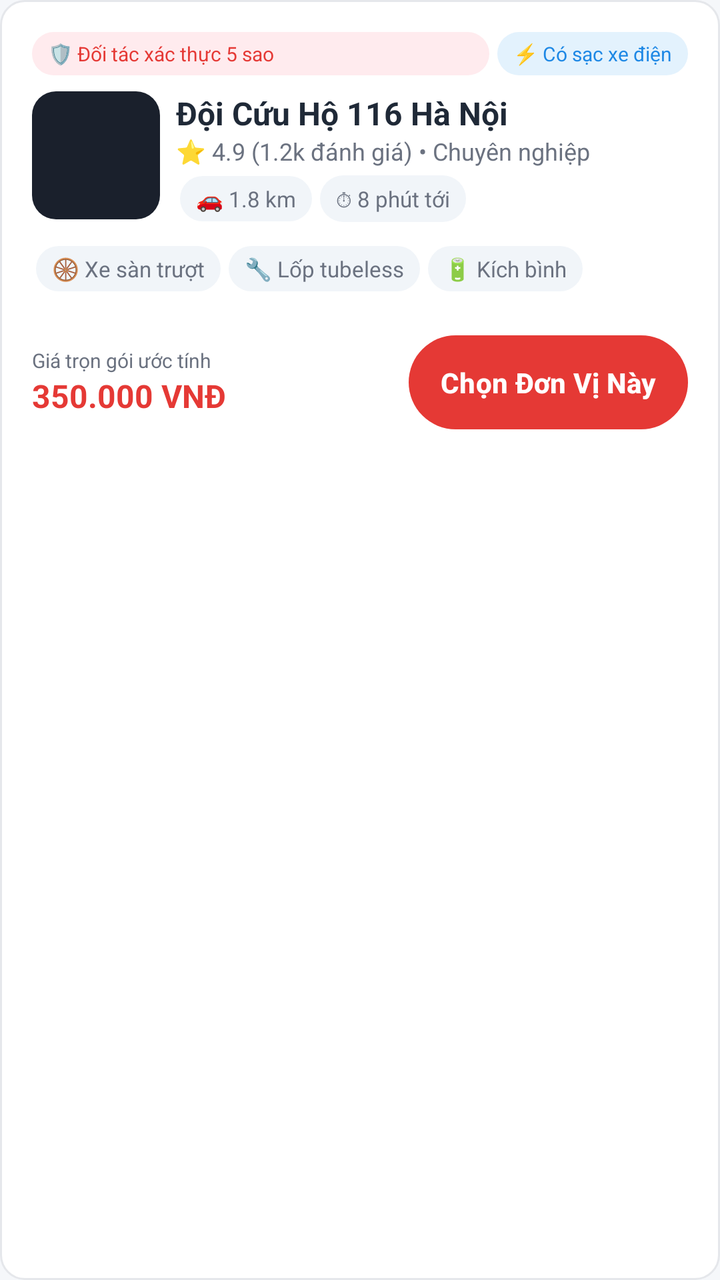
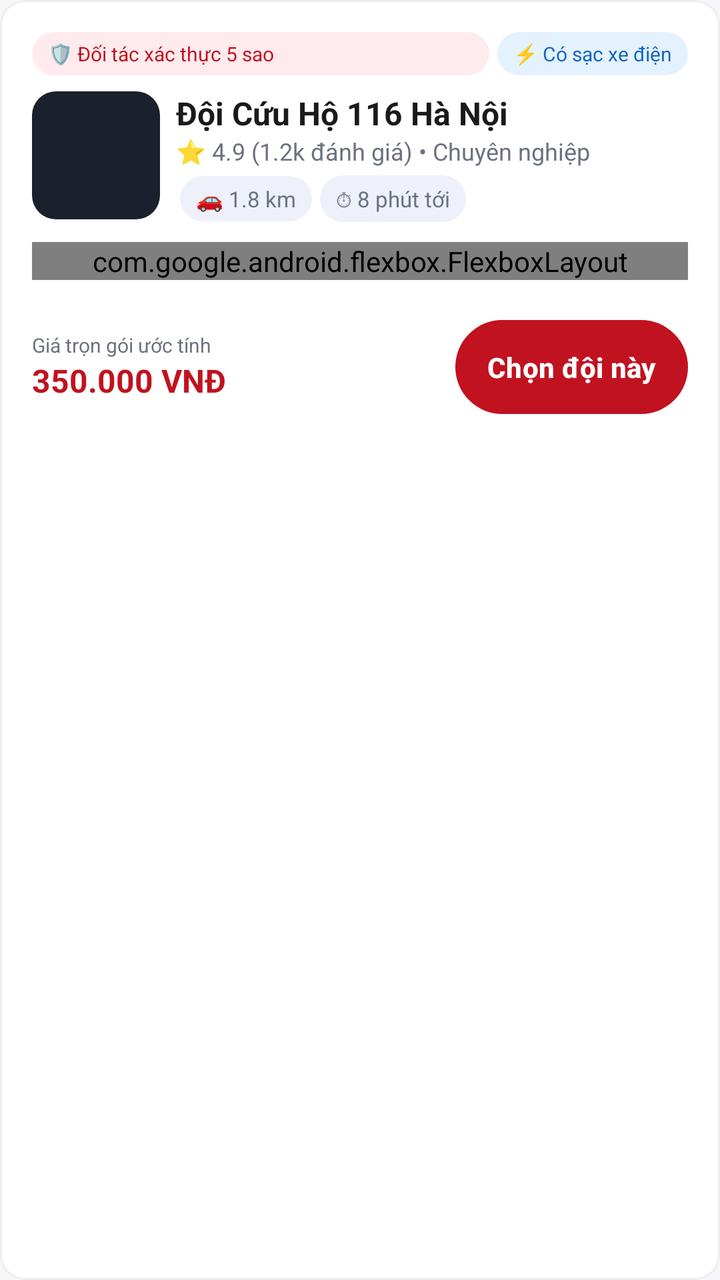

The first picture is an Android layout as it rendered before a commit; the second is the same layout after the commit. The layout source and the unified diff follow.
<!-- AndroidManifest.xml: application theme Theme.CuH247 -->
<!-- res/layout/item_provider.xml -->
<?xml version="1.0" encoding="utf-8"?>
<LinearLayout xmlns:android="http://schemas.android.com/apk/res/android"
    android:layout_width="match_parent"
    android:layout_height="wrap_content"
    android:layout_marginBottom="@dimen/spacing_md"
    android:background="@drawable/bg_rounded_card"
    android:orientation="vertical"
    android:padding="@dimen/spacing_md">

    <LinearLayout
        android:layout_width="match_parent"
        android:layout_height="wrap_content"
        android:orientation="horizontal">

        <TextView
            android:id="@+id/tvVerifiedBadge"
            android:layout_width="0dp"
            android:layout_height="wrap_content"
            android:layout_weight="1"
            android:background="@drawable/bg_pill_red_soft"
            android:paddingHorizontal="@dimen/spacing_sm"
            android:paddingVertical="4dp"
            android:text="🛡 Đối tác xác thực 5 sao"
            android:textColor="@color/red_primary"
            android:textSize="10sp" />

        <TextView
            android:id="@+id/tvExtraBadge"
            android:layout_width="wrap_content"
            android:layout_height="wrap_content"
            android:layout_marginStart="4dp"
            android:background="@drawable/bg_pill_blue_light"
            android:paddingHorizontal="@dimen/spacing_sm"
            android:paddingVertical="4dp"
            android:text="⚡ Có sạc xe điện"
            android:textColor="@color/blue_primary"
            android:textSize="10sp" />
    </LinearLayout>

    <LinearLayout
        android:layout_width="match_parent"
        android:layout_height="wrap_content"
        android:layout_marginTop="@dimen/spacing_sm"
        android:orientation="horizontal">

        <ImageView
            android:id="@+id/ivProviderPhoto"
            android:layout_width="64dp"
            android:layout_height="64dp"
            android:background="@drawable/bg_rounded_dark"
            android:contentDescription="@null"
            android:scaleType="centerCrop" />

        <LinearLayout
            android:layout_width="0dp"
            android:layout_height="wrap_content"
            android:layout_marginStart="@dimen/spacing_sm"
            android:layout_weight="1"
            android:orientation="vertical">

            <TextView
                android:id="@+id/tvProviderName"
                android:layout_width="match_parent"
                android:layout_height="wrap_content"
                android:text="Đội Cứu Hộ 116 Hà Nội"
                android:textColor="@color/text_primary"
                android:textSize="@dimen/text_md"
                android:textStyle="bold" />

            <TextView
                android:id="@+id/tvProviderRatingMeta"
                android:layout_width="match_parent"
                android:layout_height="wrap_content"
                android:text="⭐ 4.9 (1.2k đánh giá) • Chuyên nghiệp"
                android:textColor="@color/text_secondary"
                android:textSize="@dimen/text_xs" />

            <LinearLayout
                android:layout_width="wrap_content"
                android:layout_height="wrap_content"
                android:layout_marginTop="2dp"
                android:orientation="horizontal">

                <TextView
                    android:id="@+id/tvProviderDistance"
                    style="@style/MetaPill"
                    android:text="🚗 1.8 km" />

                <TextView
                    android:id="@+id/tvProviderEta"
                    style="@style/MetaPill"
                    android:layout_marginStart="4dp"
                    android:text="⏱ 8 phút tới" />
            </LinearLayout>
        </LinearLayout>
    </LinearLayout>

    <LinearLayout
        android:id="@+id/flexCapabilities"
        android:layout_width="match_parent"
        android:layout_height="wrap_content"
        android:layout_marginTop="@dimen/spacing_sm"
        android:orientation="horizontal">

        <TextView style="@style/MetaPill" android:text="🛞 Xe sàn trượt" />
        <TextView style="@style/MetaPill" android:layout_marginStart="4dp" android:text="🔧 Lốp tubeless" />
        <TextView style="@style/MetaPill" android:layout_marginStart="4dp" android:text="🔋 Kích bình" />
    </LinearLayout>

    <LinearLayout
        android:layout_width="match_parent"
        android:layout_height="wrap_content"
        android:layout_marginTop="@dimen/spacing_md"
        android:gravity="center_vertical"
        android:orientation="horizontal">

        <LinearLayout
            android:layout_width="0dp"
            android:layout_height="wrap_content"
            android:layout_weight="1"
            android:orientation="vertical">

            <TextView
                android:layout_width="match_parent"
                android:layout_height="wrap_content"
                android:text="Giá trọn gói ước tính"
                android:textColor="@color/text_secondary"
                android:textSize="10sp" />

            <TextView
                android:id="@+id/tvProviderPrice"
                android:layout_width="match_parent"
                android:layout_height="wrap_content"
                android:text="350.000 VNĐ"
                android:textColor="@color/red_primary"
                android:textSize="@dimen/text_md"
                android:textStyle="bold" />
        </LinearLayout>

        <Button
            android:id="@+id/btnChooseProvider"
            style="@style/Button.Primary"
            android:layout_width="wrap_content"
            android:layout_height="wrap_content"
            android:paddingHorizontal="@dimen/spacing_md"
            android:text="@string/btn_choose_team"
            android:textColor="@color/white" />
    </LinearLayout>
</LinearLayout>
<!-- resources referenced by this layout -->
<resources>
  <color name="blue_primary">#1E88E5</color>
  <color name="red_primary">#E53935</color>
  <color name="text_primary">#1F2937</color>
  <color name="text_secondary">#6B7280</color>
  <color name="white">#FFFFFFFF</color>
  <dimen name="spacing_md">16dp</dimen>
  <dimen name="spacing_sm">8dp</dimen>
  <dimen name="text_md">16sp</dimen>
  <dimen name="text_xs">12sp</dimen>
  <!-- drawable bg_pill_blue_light (drawable) -->
  <?xml version="1.0" encoding="utf-8"?>
  <shape xmlns:android="http://schemas.android.com/apk/res/android"
      android:shape="rectangle">
      <solid android:color="#E3F2FD" />
      <corners android:radius="100dp" />
  </shape>
  <!-- drawable bg_pill_red_soft (drawable) -->
  <?xml version="1.0" encoding="utf-8"?>
  <shape xmlns:android="http://schemas.android.com/apk/res/android"
      android:shape="rectangle">
      <solid android:color="#FFEBEE" />
      <corners android:radius="100dp" />
  </shape>
  <!-- drawable bg_rounded_card (drawable) -->
  <?xml version="1.0" encoding="utf-8"?>
  <shape xmlns:android="http://schemas.android.com/apk/res/android"
      android:shape="rectangle">
      <solid android:color="@color/surface" />
      <stroke android:width="1dp" android:color="@color/divider" />
      <corners android:radius="12dp" />
  </shape>
  <!-- drawable bg_rounded_dark (drawable) -->
  <?xml version="1.0" encoding="utf-8"?>
  <shape xmlns:android="http://schemas.android.com/apk/res/android"
      android:shape="rectangle">
      <solid android:color="#1A202C" />
      <corners android:radius="12dp" />
  </shape>
  <string name="btn_choose_team">Chọn Đơn Vị Này</string>
  <style name="Button.Primary" parent="Widget.Material3.Button">
          <item name="backgroundTint">@color/red_primary</item>
          <item name="cornerRadius">@dimen/radius_pill</item>
          <item name="android:textAllCaps">false</item>
          <item name="android:textStyle">bold</item>
          <item name="android:paddingTop">14dp</item>
          <item name="android:paddingBottom">14dp</item>
      </style>
  <style name="MetaPill">
          <item name="android:layout_width">wrap_content</item>
          <item name="android:layout_height">wrap_content</item>
          <item name="android:layout_margin">2dp</item>
          <item name="android:background">@drawable/bg_chip</item>
          <item name="android:paddingHorizontal">8dp</item>
          <item name="android:paddingVertical">4dp</item>
          <item name="android:textColor">@color/text_secondary</item>
          <item name="android:textSize">11sp</item>
      </style>
  <style name="Theme.CuH247" parent="Theme.ResQ247" />
  <color name="surface">#FFFFFF</color>
  <color name="divider">#E5E7EB</color>
  <dimen name="radius_pill">100dp</dimen>
  <!-- drawable bg_chip (drawable) -->
  <?xml version="1.0" encoding="utf-8"?>
  <shape xmlns:android="http://schemas.android.com/apk/res/android" android:shape="rectangle">
      <solid android:color="@color/chip_bg" />
      <corners android:radius="@dimen/radius_pill" />
  </shape>
  <style name="Theme.ResQ247" parent="Theme.Material3.Light.NoActionBar">
          <item name="colorPrimary">@color/red_primary</item>
          <item name="colorPrimaryVariant">@color/red_dark</item>
          <item name="colorOnPrimary">@color/white</item>
          <item name="colorSecondary">@color/blue_primary</item>
          <item name="colorOnSecondary">@color/white</item>
          <item name="android:statusBarColor">@color/surface</item>
          <item name="android:windowLightStatusBar">true</item>
          <item name="android:windowBackground">@color/background</item>
      </style>
  <color name="chip_bg">#F1F5F9</color>
  <color name="red_dark">#C62828</color>
  <color name="background">#F5F7FA</color>
</resources>

<!-- the commit's change to res/layout/item_provider.xml (unified diff, before → after) -->
@@ -95,17 +95,16 @@
         </LinearLayout>
     </LinearLayout>
 
-    <LinearLayout
+    <com.google.android.flexbox.FlexboxLayout
         android:id="@+id/flexCapabilities"
         android:layout_width="match_parent"
         android:layout_height="wrap_content"
-        android:layout_marginTop="@dimen/spacing_sm"
-        android:orientation="horizontal">
+        android:layout_marginTop="@dimen/spacing_sm">
 
-        <TextView style="@style/MetaPill" android:text="🛞 Xe sàn trượt" />
-        <TextView style="@style/MetaPill" android:layout_marginStart="4dp" android:text="🔧 Lốp tubeless" />
-        <TextView style="@style/MetaPill" android:layout_marginStart="4dp" android:text="🔋 Kích bình" />
-    </LinearLayout>
+        <TextView style="@style/MetaPill" android:text="🛞 Xe sàn trượt hạ gầm" />
+        <TextView style="@style/MetaPill" android:text="🔧 Cứu hộ lốp tubeless" />
+        <TextView style="@style/MetaPill" android:text="🔋 Kích bình 12V/24V" />
+    </com.google.android.flexbox.FlexboxLayout>
 
     <LinearLayout
         android:layout_width="match_parent"
@@ -139,9 +138,9 @@
 
         <Button
             android:id="@+id/btnChooseProvider"
-            style="@style/Button.Primary"
             android:layout_width="wrap_content"
             android:layout_height="wrap_content"
+            style="@style/Button.Primary"
             android:paddingHorizontal="@dimen/spacing_md"
             android:text="@string/btn_choose_team"
             android:textColor="@color/white" />
<!-- resource entries referenced after the edit -->
@@ -1,10 +1,10 @@
 <!-- resources referenced by this layout -->
 <resources>
-  <color name="blue_primary">#1E88E5</color>
-  <color name="red_primary">#E53935</color>
-  <color name="text_primary">#1F2937</color>
+  <color name="blue_primary">#1565C0</color>
+  <color name="red_primary">#C1121F</color>
+  <color name="text_primary">#1A1A1A</color>
   <color name="text_secondary">#6B7280</color>
-  <color name="white">#FFFFFFFF</color>
+  <color name="white">#FFFFFF</color>
   <dimen name="spacing_md">16dp</dimen>
   <dimen name="spacing_sm">8dp</dimen>
   <dimen name="text_md">16sp</dimen>
@@ -38,7 +38,7 @@
       <solid android:color="#1A202C" />
       <corners android:radius="12dp" />
   </shape>
-  <string name="btn_choose_team">Chọn Đơn Vị Này</string>
+  <string name="btn_choose_team">Chọn đội này</string>
   <style name="Button.Primary" parent="Widget.Material3.Button">
           <item name="backgroundTint">@color/red_primary</item>
           <item name="cornerRadius">@dimen/radius_pill</item>
@@ -59,7 +59,7 @@
       </style>
   <style name="Theme.CuH247" parent="Theme.ResQ247" />
   <color name="surface">#FFFFFF</color>
-  <color name="divider">#E5E7EB</color>
+  <color name="divider">#EDEDED</color>
   <dimen name="radius_pill">100dp</dimen>
   <!-- drawable bg_chip (drawable) -->
   <?xml version="1.0" encoding="utf-8"?>
@@ -77,8 +77,8 @@
           <item name="android:windowLightStatusBar">true</item>
           <item name="android:windowBackground">@color/background</item>
       </style>
-  <color name="chip_bg">#F1F5F9</color>
-  <color name="red_dark">#C62828</color>
-  <color name="background">#F5F7FA</color>
+  <color name="chip_bg">#EEF0FA</color>
+  <color name="red_dark">#8E0F1A</color>
+  <color name="background">#F7F7FA</color>
 </resources>
 
